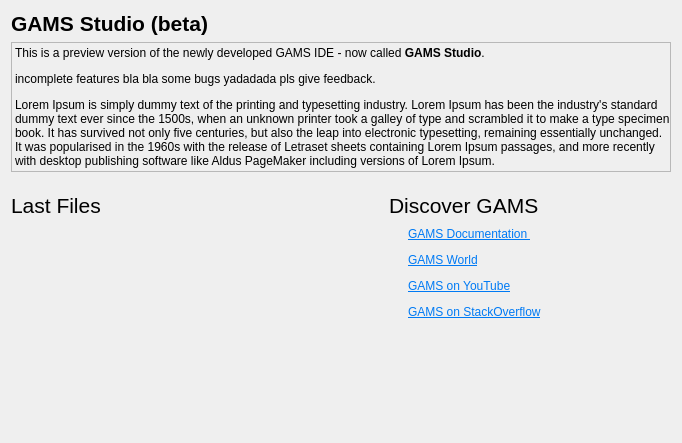
Before: the Qt Designer form src/welcomepage.ui in GAMS-dev/studio, drawn with Qt 5.
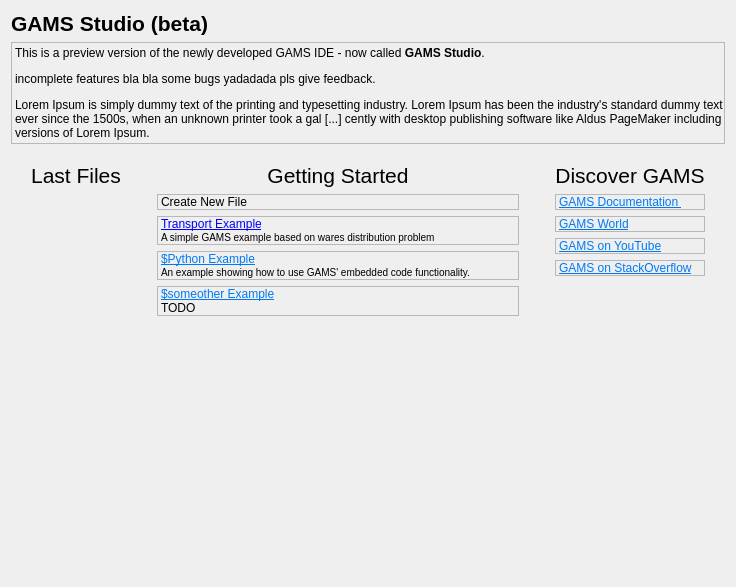
After: the same form once the commit is applied. Icons and pictures are not drawn.

Commit message: better visuals, functionality still missing

```diff
--- a/src/welcomepage.ui
+++ b/src/welcomepage.ui
@@ -6,8 +6,8 @@
    <rect>
     <x>0</x>
     <y>0</y>
-    <width>682</width>
-    <height>443</height>
+    <width>736</width>
+    <height>587</height>
    </rect>
   </property>
   <property name="minimumSize">
@@ -66,7 +66,7 @@
         <enum>QFrame::Plain</enum>
        </property>
        <property name="text">
-        <string>&lt;html&gt;&lt;head/&gt;&lt;body&gt;&lt;p&gt;This is a preview version of the newly developed GAMS IDE - now called &lt;span style=&quot; font-weight:600;&quot;&gt;GAMS Studio&lt;/span&gt;.&lt;/p&gt;&lt;p&gt;incomplete features bla bla some bugs yadadada pls give feedback.&lt;/p&gt;&lt;p&gt;Lorem Ipsum is simply dummy text of the printing and typesetting industry. Lorem Ipsum has been the industry's standard dummy text ever since the 1500s, when an unknown printer took a galley of type and scrambled it to make a type specimen book. It has survived not only five centuries, but also the leap into electronic typesetting, remaining essentially unchanged. It was popularised in the 1960s with the release of Letraset sheets containing Lorem Ipsum passages, and more recently with desktop publishing software like Aldus PageMaker including versions of Lorem Ipsum.&lt;/p&gt;&lt;/body&gt;&lt;/html&gt;</string>
+        <string>&lt;html&gt;&lt;head/&gt;&lt;body&gt;&lt;p&gt;This is a preview version of the newly developed GAMS IDE - now called &lt;span style=&quot; font-weight:600;&quot;&gt;GAMS Studio&lt;/span&gt;.&lt;/p&gt;&lt;p&gt;incomplete features bla bla some bugs yadadada pls give feedback.&lt;/p&gt;&lt;p&gt;Lorem Ipsum is simply dummy text of the printing and typesetting industry. Lorem Ipsum has been the industry's standard dummy text ever since the 1500s, when an unknown printer took a gal [...] cently with desktop publishing software like Aldus PageMaker including versions of Lorem Ipsum.&lt;/p&gt;&lt;/body&gt;&lt;/html&gt;</string>
        </property>
        <property name="alignment">
         <set>Qt::AlignLeading|Qt::AlignLeft|Qt::AlignTop</set>
@@ -86,8 +86,8 @@
        </property>
        <property name="sizeHint" stdset="0">
         <size>
-         <width>0</width>
-         <height>15</height>
+         <width>659</width>
+         <height>13</height>
         </size>
        </property>
       </spacer>
@@ -100,6 +100,22 @@
        <property name="bottomMargin">
         <number>0</number>
        </property>
+       <item>
+        <spacer name="horizontalSpacer_4">
+         <property name="orientation">
+          <enum>Qt::Horizontal</enum>
+         </property>
+         <property name="sizeType">
+          <enum>QSizePolicy::Preferred</enum>
+         </property>
+         <property name="sizeHint" stdset="0">
+          <size>
+           <width>20</width>
+           <height>20</height>
+          </size>
+         </property>
+        </spacer>
+       </item>
        <item>
         <layout class="QVBoxLayout" name="vl_history">
          <property name="sizeConstraint">
@@ -107,6 +123,12 @@
          </property>
          <item>
           <widget class="QLabel" name="label_19">
+           <property name="sizePolicy">
+            <sizepolicy hsizetype="Preferred" vsizetype="Preferred">
+             <horstretch>0</horstretch>
+             <verstretch>0</verstretch>
+            </sizepolicy>
+           </property>
            <property name="font">
             <font>
              <pointsize>16</pointsize>
@@ -115,6 +137,9 @@
            <property name="text">
             <string>Last Files</string>
            </property>
+           <property name="alignment">
+            <set>Qt::AlignCenter</set>
+           </property>
           </widget>
          </item>
          <item>
@@ -134,8 +159,8 @@
            </property>
            <property name="sizeHint" stdset="0">
             <size>
-             <width>1</width>
-             <height>1</height>
+             <width>13</width>
+             <height>13</height>
             </size>
            </property>
           </spacer>
@@ -143,7 +168,143 @@
         </layout>
        </item>
        <item>
-        <layout class="QVBoxLayout" name="vl_welcometext">
+        <spacer name="horizontalSpacer">
+         <property name="orientation">
+          <enum>Qt::Horizontal</enum>
+         </property>
+         <property name="sizeType">
+          <enum>QSizePolicy::Preferred</enum>
+         </property>
+         <property name="sizeHint" stdset="0">
+          <size>
+           <width>30</width>
+           <height>13</height>
+          </size>
+         </property>
+        </spacer>
+       </item>
+       <item>
+        <layout class="QVBoxLayout" name="vl_gettingstarted">
+         <item>
+          <widget class="QLabel" name="label_gettingstarted">
+           <property name="font">
+            <font>
+             <pointsize>16</pointsize>
+            </font>
+           </property>
+           <property name="contextMenuPolicy">
+            <enum>Qt::NoContextMenu</enum>
+           </property>
+           <property name="text">
+            <string>Getting Started</string>
+           </property>
+           <property name="alignment">
+            <set>Qt::AlignCenter</set>
+           </property>
+          </widget>
+         </item>
+         <item>
+          <layout class="QVBoxLayout" name="vl_examplelist">
+           <property name="bottomMargin">
+            <number>0</number>
+           </property>
+           <item>
+            <widget class="QLabel" name="label_newfile">
+             <property name="frameShape">
+              <enum>QFrame::StyledPanel</enum>
+             </property>
+             <property name="frameShadow">
+              <enum>QFrame::Sunken</enum>
+             </property>
+             <property name="text">
+              <string>Create New File</string>
+             </property>
+             <property name="textFormat">
+              <enum>Qt::AutoText</enum>
+             </property>
+             <property name="margin">
+              <number>8</number>
+             </property>
+            </widget>
+           </item>
+           <item>
+            <widget class="QLabel" name="label_transport">
+             <property name="sizePolicy">
+              <sizepolicy hsizetype="Preferred" vsizetype="Preferred">
+               <horstretch>0</horstretch>
+               <verstretch>0</verstretch>
+              </sizepolicy>
+             </property>
+             <property name="frameShape">
+              <enum>QFrame::StyledPanel</enum>
+             </property>
+             <property name="frameShadow">
+              <enum>QFrame::Sunken</enum>
+             </property>
+             <property name="text">
+              <string>&lt;html&gt;&lt;head/&gt;&lt;body&gt;&lt;p&gt;&lt;a href=&quot;trnsport&quot;&gt;Transport Example&lt;/a&gt;&lt;br/&gt;&lt;span style=&quot; font-size:small;&quot;&gt;A simple GAMS example based on wares distribution problem&lt;/span&gt;&lt;/p&gt;&lt;/body&gt;&lt;/html&gt;</string>
+             </property>
+             <property name="wordWrap">
+              <bool>true</bool>
+             </property>
+             <property name="margin">
+              <number>8</number>
+             </property>
+            </widget>
+           </item>
+           <item>
+            <widget class="QLabel" name="label_python">
+             <property name="frameShape">
+              <enum>QFrame::StyledPanel</enum>
+             </property>
+             <property name="frameShadow">
+              <enum>QFrame::Sunken</enum>
+             </property>
+             <property name="text">
+              <string>&lt;html&gt;&lt;head/&gt;&lt;body&gt;&lt;p&gt;&lt;a href=&quot;python&quot;&gt;&lt;span style=&quot; text-decoration: underline; color:#007af4;&quot;&gt;$Python Example&lt;/span&gt;&lt;/a&gt;&lt;br/&gt;&lt;span style=&quot; font-size:small;&quot;&gt;An example showing how to use GAMS' embedded code functionality.&lt;/span&gt;&lt;/p&gt;&lt;/body&gt;&lt;/html&gt;</string>
+             </property>
+             <property name="wordWrap">
+              <bool>true</bool>
+             </property>
+             <property name="margin">
+              <number>8</number>
+             </property>
+            </widget>
+           </item>
+           <item>
+            <widget class="QLabel" name="label_example3">
+             <property name="frameShape">
+              <enum>QFrame::StyledPanel</enum>
+             </property>
+             <property name="frameShadow">
+              <enum>QFrame::Sunken</enum>
+             </property>
+             <property name="text">
+              <string>&lt;html&gt;&lt;head/&gt;&lt;body&gt;&lt;p&gt;&lt;a href=&quot;link&quot;&gt;&lt;span style=&quot; text-decoration: underline; color:#007af4;&quot;&gt;$someother Example&lt;/span&gt;&lt;/a&gt;&lt;br/&gt;TODO&lt;/p&gt;&lt;/body&gt;&lt;/html&gt;</string>
+             </property>
+             <property name="wordWrap">
+              <bool>true</bool>
+             </property>
+             <property name="margin">
+              <number>8</number>
+             </property>
+            </widget>
+           </item>
+          </layout>
+         </item>
+         <item>
+          <spacer name="verticalSpacer_3">
+           <property name="orientation">
+            <enum>Qt::Vertical</enum>
+           </property>
+           <property name="sizeHint" stdset="0">
+            <size>
+             <width>20</width>
+             <height>5</height>
+            </size>
+           </property>
+          </spacer>
+         </item>
          <item>
           <spacer name="horizontalSpacer_12">
            <property name="orientation">
@@ -162,10 +323,32 @@
          </item>
         </layout>
        </item>
+       <item>
+        <spacer name="horizontalSpacer_2">
+         <property name="orientation">
+          <enum>Qt::Horizontal</enum>
+         </property>
+         <property name="sizeType">
+          <enum>QSizePolicy::Preferred</enum>
+         </property>
+         <property name="sizeHint" stdset="0">
+          <size>
+           <width>30</width>
+           <height>13</height>
+          </size>
+         </property>
+        </spacer>
+       </item>
        <item>
         <layout class="QVBoxLayout" name="vl_links">
          <item>
           <widget class="QLabel" name="label_5">
+           <property name="sizePolicy">
+            <sizepolicy hsizetype="Preferred" vsizetype="Preferred">
+             <horstretch>0</horstretch>
+             <verstretch>0</verstretch>
+            </sizepolicy>
+           </property>
            <property name="font">
             <font>
              <pointsize>16</pointsize>
@@ -174,25 +357,27 @@
            <property name="text">
             <string>Discover GAMS</string>
            </property>
+           <property name="alignment">
+            <set>Qt::AlignCenter</set>
+           </property>
           </widget>
          </item>
          <item>
-          <layout class="QFormLayout" name="formLayout_3">
-           <item row="0" column="0">
-            <spacer name="horizontalSpacer_7">
-             <property name="orientation">
-              <enum>Qt::Horizontal</enum>
-             </property>
-             <property name="sizeHint" stdset="0">
-              <size>
-               <width>13</width>
-               <height>20</height>
-              </size>
-             </property>
-            </spacer>
-           </item>
-           <item row="0" column="1">
+          <layout class="QVBoxLayout" name="vl_linklist">
+           <item>
             <widget class="QLabel" name="label_documentation">
+             <property name="minimumSize">
+              <size>
+               <width>0</width>
+               <height>0</height>
+              </size>
+             </property>
+             <property name="frameShape">
+              <enum>QFrame::StyledPanel</enum>
+             </property>
+             <property name="frameShadow">
+              <enum>QFrame::Plain</enum>
+             </property>
              <property name="text">
               <string>&lt;html&gt;
 &lt;head/&gt;
@@ -209,66 +394,69 @@
              <property name="scaledContents">
               <bool>false</bool>
              </property>
+             <property name="margin">
+              <number>8</number>
+             </property>
             </widget>
            </item>
-           <item row="1" column="0">
-            <spacer name="horizontalSpacer_8">
-             <property name="orientation">
-              <enum>Qt::Horizontal</enum>
-             </property>
-             <property name="sizeHint" stdset="0">
-              <size>
-               <width>13</width>
-               <height>20</height>
-              </size>
-             </property>
-            </spacer>
-           </item>
-           <item row="1" column="1">
+           <item>
             <widget class="QLabel" name="label_gamsworld">
+             <property name="frameShape">
+              <enum>QFrame::StyledPanel</enum>
+             </property>
              <property name="text">
               <string>&lt;html&gt;&lt;head/&gt;&lt;body&gt;&lt;p&gt;&lt;img src=&quot;:/img/gamsworld_16x16.gif&quot;/&gt;&lt;a href=&quot;http://gamsworld.org/&quot;&gt;&lt;span style=&quot; text-decoration: underline; color:#007af4;&quot;&gt;GAMS World&lt;/span&gt;&lt;/a&gt;&lt;/p&gt;&lt;/body&gt;&lt;/html&gt;</string>
              </property>
+             <property name="margin">
+              <number>8</number>
+             </property>
             </widget>
            </item>
-           <item row="2" column="0">
-            <spacer name="horizontalSpacer_11">
-             <property name="orientation">
-              <enum>Qt::Horizontal</enum>
-             </property>
-             <property name="sizeHint" stdset="0">
-              <size>
-               <width>10</width>
-               <height>20</height>
-              </size>
-             </property>
-            </spacer>
-           </item>
-           <item row="2" column="1">
+           <item>
             <widget class="QLabel" name="label_gamsyoutube">
+             <property name="frameShape">
+              <enum>QFrame::StyledPanel</enum>
+             </property>
+             <property name="frameShadow">
+              <enum>QFrame::Plain</enum>
+             </property>
              <property name="text">
               <string>&lt;html&gt;&lt;head/&gt;&lt;body&gt;&lt;p&gt;&lt;img src=&quot;:/img/gamsicon_16x16.png&quot;/&gt;&lt;a href=&quot;https://www.youtube.com/user/GAMSLessons&quot;&gt;&lt;span style=&quot; text-decoration: underline; color:#007af4;&quot;&gt;GAMS on YouTube&lt;/span&gt;&lt;/a&gt;&lt;/p&gt;&lt;/body&gt;&lt;/html&gt;</string>
              </property>
+             <property name="margin">
+              <number>8</number>
+             </property>
             </widget>
            </item>
-           <item row="3" column="0">
-            <spacer name="horizontalSpacer_10">
-             <property name="orientation">
-              <enum>Qt::Horizontal</enum>
-             </property>
-             <property name="sizeHint" stdset="0">
-              <size>
-               <width>13</width>
-               <height>20</height>
-              </size>
-             </property>
-            </spacer>
-           </item>
-           <item row="3" column="1">
+           <item>
             <widget class="QLabel" name="label_stackoverflow">
+             <property name="sizePolicy">
+              <sizepolicy hsizetype="Preferred" vsizetype="Preferred">
+               <horstretch>0</horstretch>
+               <verstretch>0</verstretch>
+              </sizepolicy>
+             </property>
+             <property name="minimumSize">
+              <size>
+               <width>0</width>
+               <height>0</height>
+              </size>
+             </property>
+             <property name="frameShape">
+              <enum>QFrame::StyledPanel</enum>
+             </property>
+             <property name="frameShadow">
+              <enum>QFrame::Plain</enum>
+             </property>
              <property name="text">
               <string>&lt;html&gt;&lt;head/&gt;&lt;body&gt;&lt;p&gt;&lt;img src=&quot;:/img/gamsicon_16x16.png&quot;/&gt;&lt;a href=&quot;https://stackoverflow.com/questions/tagged/gams-math&quot;&gt;&lt;span style=&quot; text-decoration: underline; color:#007af4;&quot;&gt; GAMS on StackOverflow&lt;/span&gt;&lt;/a&gt;&lt;/p&gt;&lt;/body&gt;&lt;/html&gt;</string>
              </property>
+             <property name="scaledContents">
+              <bool>false</bool>
+             </property>
+             <property name="margin">
+              <number>8</number>
+             </property>
             </widget>
            </item>
           </layout>
@@ -281,13 +469,29 @@
            <property name="sizeHint" stdset="0">
             <size>
              <width>1</width>
-             <height>1</height>
+             <height>5</height>
             </size>
            </property>
           </spacer>
          </item>
         </layout>
        </item>
+       <item>
+        <spacer name="horizontalSpacer_3">
+         <property name="orientation">
+          <enum>Qt::Horizontal</enum>
+         </property>
+         <property name="sizeType">
+          <enum>QSizePolicy::Maximum</enum>
+         </property>
+         <property name="sizeHint" stdset="0">
+          <size>
+           <width>20</width>
+           <height>13</height>
+          </size>
+         </property>
+        </spacer>
+       </item>
       </layout>
      </item>
     </layout>
```
Left out of the diff: 15 changed lines with no effect on the pictures. The commit also changes 1 other file.
